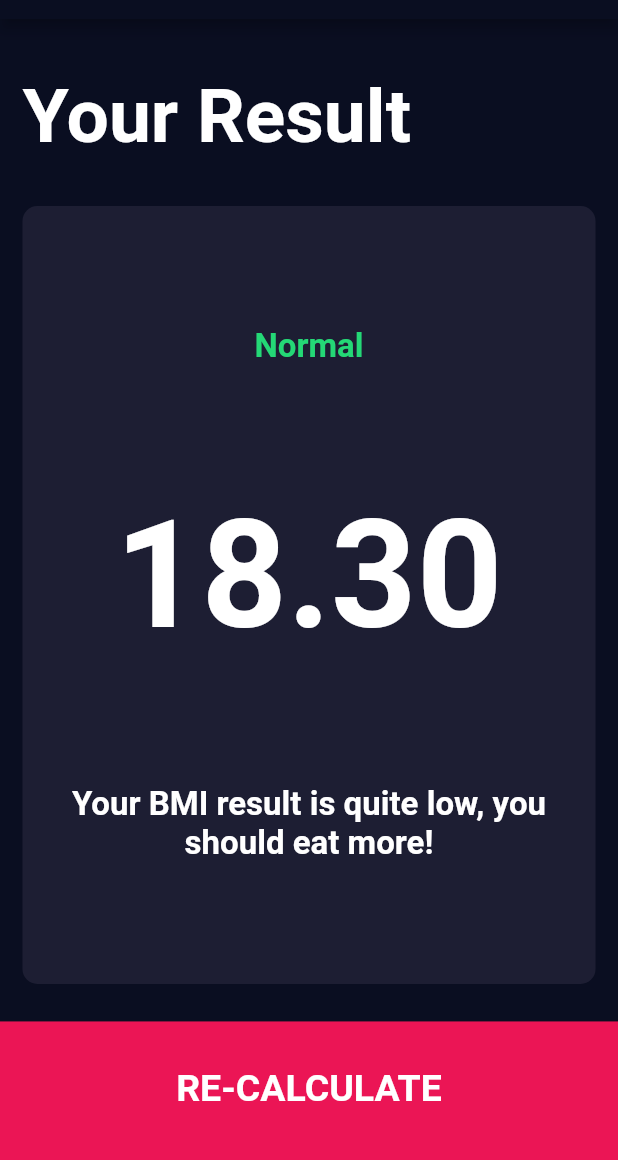
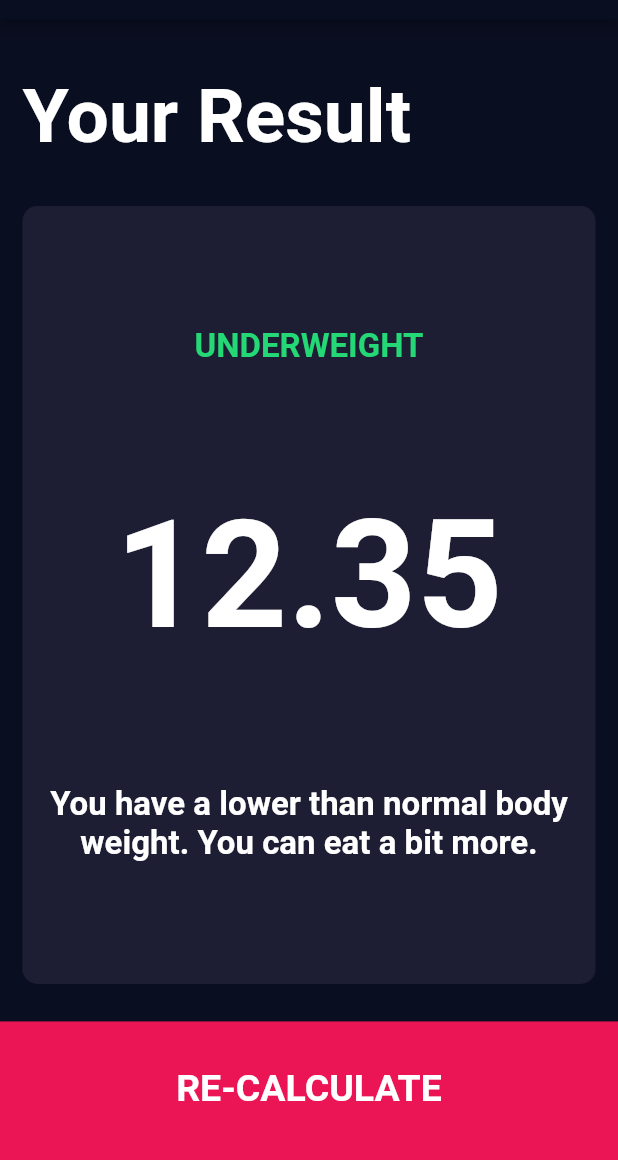
Before and after one commit to syedashiqbd/BMI-Calculator, a Flutter app: the screen it shows after launch, after a tap on "CALCULATE", on a phone screen of 412 x 824 dp, the part 65-1225 px from its top. Run offline on Flutter 3.47's test engine with Material 2 defaults, Android fonts, the phone set to English and light mode, and no system bars; our stand-ins replace font_awesome_flutter.

Commit message:
bmi calculation done

```diff
--- /dev/null
+++ b/lib/calculator_brain.dart
@@ -0,0 +1,35 @@
+import 'dart:math';
+
+class CalculatorBrain {
+  final int height;
+  final int weight;
+
+  CalculatorBrain({required this.height, required this.weight});
+
+  double _bmi = 0;
+
+  String calculateBMI() {
+    _bmi = weight / pow(height / 100, 2);
+    return _bmi.toStringAsFixed(2);
+  }
+
+  String getResult() {
+    if (_bmi >= 25) {
+      return 'Overweight';
+    } else if (_bmi >= 18.5) {
+      return 'Normal';
+    } else {
+      return 'Underweight';
+    }
+  }
+
+  String getInterpretation() {
+    if (_bmi >= 25) {
+      return 'You have a higher than normal body weight. Try to exercise more.';
+    } else if (_bmi >= 18.5) {
+      return 'You have a normal bdoy weight. Good Job!';
+    } else {
+      return 'You have a lower than normal body weight. You can eat a bit more.';
+    }
+  }
+}
--- a/lib/screens/input-page.dart
+++ b/lib/screens/input-page.dart
@@ -6,6 +6,7 @@ import 'package:bmi_calculator/constants.dart';
 import 'package:bmi_calculator/screens/result_page.dart';
 import 'package:flutter/material.dart';
 import 'package:font_awesome_flutter/font_awesome_flutter.dart';
+import 'package:bmi_calculator/calculator_brain.dart';
 
 enum Gender {
   male,
@@ -201,8 +202,17 @@ class _inputPageState extends State<inputPage> {
           ])),
           BottomButton(
             onTap: () {
-              Navigator.push(context,
-                  MaterialPageRoute(builder: (context) => ResultsPage()));
+              CalculatorBrain calc =
+                  CalculatorBrain(height: height, weight: weight);
+
+              Navigator.push(
+                  context,
+                  MaterialPageRoute(
+                      builder: (context) => ResultsPage(
+                            bmiNumber: calc.calculateBMI(),
+                            resultText: calc.getResult(),
+                            interpretation: calc.getInterpretation(),
+                          )));
             },
             buttonText: 'CALCULATE',
           )
--- a/lib/screens/result_page.dart
+++ b/lib/screens/result_page.dart
@@ -4,6 +4,15 @@ import 'package:bmi_calculator/constants.dart';
 import 'package:flutter/material.dart';
 
 class ResultsPage extends StatelessWidget {
+  ResultsPage(
+      {required this.resultText,
+      required this.bmiNumber,
+      required this.interpretation});
+
+  final String resultText;
+  final String bmiNumber;
+  final String interpretation;
+
   @override
   Widget build(BuildContext context) {
     return Scaffold(
@@ -17,7 +26,7 @@ class ResultsPage extends StatelessWidget {
               child: Container(
                 padding: EdgeInsets.all(15.0),
                 alignment: Alignment.bottomLeft,
-                child: Text(
+                child: const Text(
                   'Your Result',
                   style: kTitleTextStyle,
                 ),
@@ -30,10 +39,10 @@ class ResultsPage extends StatelessWidget {
                   cardChild: Column(
                     mainAxisAlignment: MainAxisAlignment.spaceEvenly,
                     children: [
-                      Text('Normal', style: kResultTextStyle),
-                      Text('18.30', style: kBMITextStyle),
+                      Text(resultText.toUpperCase(), style: kResultTextStyle),
+                      Text(bmiNumber, style: kBMITextStyle),
                       Text(
-                        'Your BMI result is quite low, you should eat more!',
+                        interpretation,
                         style: kBodyTextStyle,
                         textAlign: TextAlign.center,
                       )
```
